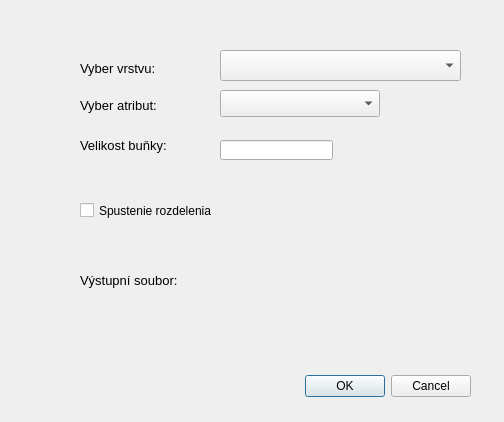
Before: the Qt Designer form jaster_polluted_source_preparation.ui in ruz76/qgis_opensymos_3, drawn with Qt 5.
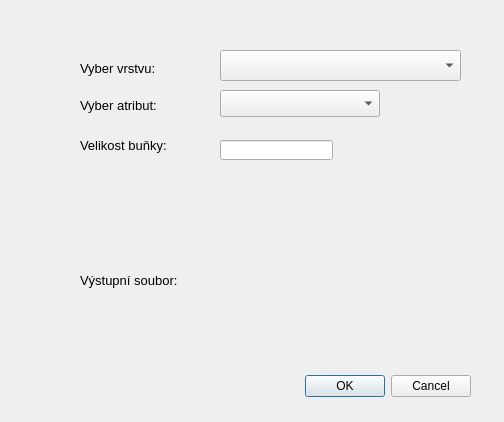
After: the same form once the commit is applied. Custom widgets are drawn as their Qt base class.

Patch:
```diff
--- a/jaster_polluted_source_preparation.ui
+++ b/jaster_polluted_source_preparation.ui
@@ -144,19 +144,6 @@
     <string>Velikost buňky:</string>
    </property>
   </widget>
-  <widget class="QCheckBox" name="DivideArea">
-   <property name="geometry">
-    <rect>
-     <x>80</x>
-     <y>200</y>
-     <width>181</width>
-     <height>21</height>
-    </rect>
-   </property>
-   <property name="text">
-    <string>Spustenie rozdelenia</string>
-   </property>
-  </widget>
  </widget>
  <customwidgets>
   <customwidget>
```
